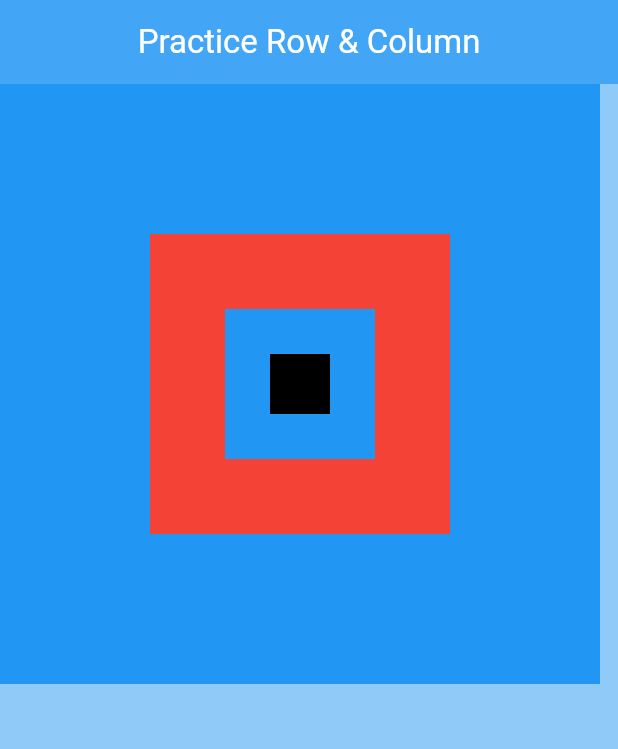
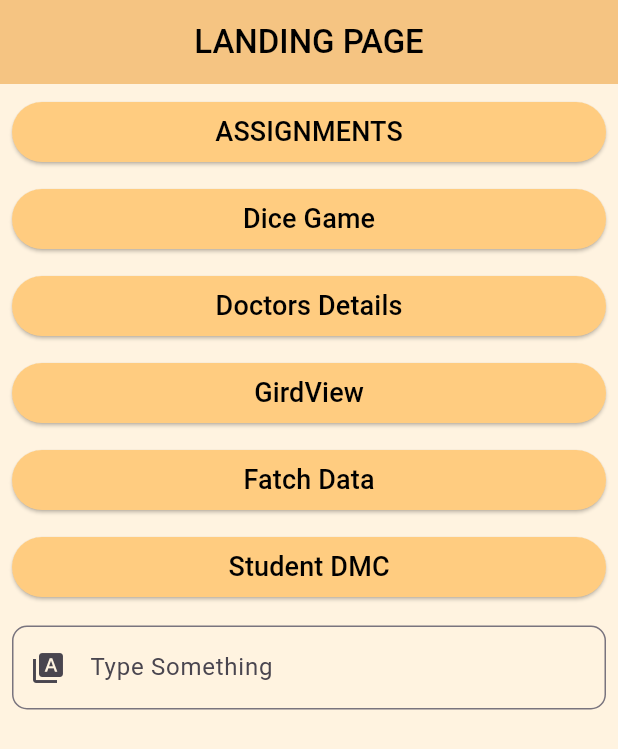
Before and after one commit to Muzzamy/flutter, a Flutter app: the screen it shows after launch, on a phone screen of 412 x 824 dp. Shown: the top 749 px of the screen. Run offline on Flutter 3.47's test engine with Material 3 defaults, Android fonts, the phone set to English and light mode, and no system bars; our stand-ins replace fluttertoast, gap, google_nav_bar.

Commit message:
Added ASSIGNMENTS, Dice Roller, images, and updated existing files

```diff
--- a/lib/main.dart
+++ b/lib/main.dart
@@ -3,8 +3,11 @@ import 'package:practice/buttons/buttons.dart';
 import 'package:practice/screens/assignments/card_with_help/card_help.dart';
 import 'package:practice/screens/assignments/card_with_widgets/card_widgets.dart';
 import 'package:practice/screens/assignments/profile_listview/profile_listview.dart';
+import 'package:practice/screens/assignments/switch_asssignment/switch_demo_assignmnet.dart';
+import 'package:practice/screens/dice_game/dice_game.dart';
 import 'package:practice/screens/girdview_gridview_buileder/gridview_gridview_builder.dart';
 import 'package:practice/screens/input_demo/input_demo.dart';
+import 'package:practice/screens/landing_page/landing_page.dart';
 import 'package:practice/screens/practice_with_uzair/practice_containar.dart';
 import 'package:practice/screens/practice_with_uzair/practice_row_and_column.dart';
 import 'package:practice/screens/practice_with_uzair/practice_uzair.dart';
@@ -22,7 +25,7 @@ class MyApp extends StatelessWidget {
   Widget build(BuildContext context) {
     return MaterialApp(
       debugShowCheckedModeBanner: false,
-      home: PracticeRowAndColumn()
+      home: LandingPage()
     );
   }
 }
--- /dev/null
+++ b/lib/screens/landing_page/landing_page.dart
@@ -0,0 +1,110 @@
+import 'package:flutter/material.dart';
+import 'package:gap/gap.dart';
+import 'package:practice/model/doctor.dart';
+import 'package:practice/screens/assignments/switch_asssignment/switch_demo_assignmnet.dart';
+import 'package:practice/screens/data-fatch_page/data_fatch_page.dart';
+import 'package:practice/screens/dice_game/dice_game.dart';
+import 'package:practice/screens/doctors_details/doctors_details.dart';
+import 'package:practice/screens/girdview_gridview_buileder/gridview_gridview_builder.dart';
+import 'package:practice/screens/student_dmc/student_dmc.dart';
+
+import '../listview_listview_builder/listview_listview_builder.dart';
+
+class LandingPage extends StatelessWidget {
+  LandingPage({super.key});
+
+  var tfC = TextEditingController();
+
+  @override
+  Widget build(BuildContext context) {
+    return Scaffold(
+      backgroundColor: const Color(0xFFFFF3E0), // Light orange background
+      appBar: AppBar(
+        backgroundColor: const Color(0xFFFFCC80), // Soft orange
+        elevation: 2,
+        title: const Center(
+          child: Text(
+            "LANDING PAGE",
+            style: TextStyle(color: Colors.black, fontWeight: FontWeight.w500),
+          ),
+        ),
+      ),
+      body: Padding(
+        padding: const EdgeInsets.all(8.0),
+        child: ListView(
+          children: [
+            ElevatedButton(onPressed: (){
+              Navigator.of(context).push(MaterialPageRoute(builder: (context){
+                return const SwitchDemoAssignmnet();
+              }));
+            }, child: Text("ASSIGNMENTS",style: TextStyle(fontSize: 18),),
+              style: ElevatedButton.styleFrom(
+                  backgroundColor: Color(0xFFFFCC80),
+                  foregroundColor: Colors.black),
+            ),
+            Gap(10),
+            ElevatedButton(onPressed: (){
+              Navigator.of(context).push(MaterialPageRoute(builder: (context){
+                return const DiceGame();
+              }));
+            }, child: Text("Dice Game",style: TextStyle(fontSize: 18)),
+                style: ElevatedButton.styleFrom(
+                    backgroundColor: Color(0xFFFFCC80),
+                    foregroundColor: Colors.black),
+            ),
+            Gap(10),
+            ElevatedButton(onPressed: (){
+              Navigator.of(context).push(MaterialPageRoute(builder: (context){
+                return ListviewListviewBuilder(); }));
+            }, child: Text("Doctors Details",style: TextStyle(fontSize: 18)),
+              style: ElevatedButton.styleFrom(
+                  backgroundColor: Color(0xFFFFCC80),
+                  foregroundColor: Colors.black),
+            ),
+            Gap(10),
+            ElevatedButton(onPressed: (){
+              Navigator.of(context).push(MaterialPageRoute(builder: (context){
+                return GridviewGridviewBuilder(); }));
+            }, child: Text("GirdView",style: TextStyle(fontSize: 18)),
+              style: ElevatedButton.styleFrom(
+                  backgroundColor: Color(0xFFFFCC80),
+                  foregroundColor: Colors.black),
+            ),
+            Gap(10),
+            ElevatedButton(onPressed: (){
+
+              String name = tfC.text;
+
+              Navigator.of(context).push(MaterialPageRoute(builder: (context){
+                return DataFatchPage(incoming: name,); }));
+            }, child: Text("Fatch Data",style: TextStyle(fontSize: 18)),
+              style: ElevatedButton.styleFrom(
+                  backgroundColor: Color(0xFFFFCC80),
+                  foregroundColor: Colors.black),
+            ),
+            Gap(10),
+            ElevatedButton(onPressed: (){
+              Navigator.of(context).push(MaterialPageRoute(builder: (context){
+                return StudentDmc(); }));
+            }, child: Text("Student DMC",style: TextStyle(fontSize: 18)),
+              style: ElevatedButton.styleFrom(
+                  backgroundColor: Color(0xFFFFCC80),
+                  foregroundColor: Colors.black),
+            ),
+            Gap(15),
+            TextField(
+              controller: tfC,
+              decoration: InputDecoration(
+                labelText: 'Type Something',
+                prefixIcon: Icon(Icons.type_specimen),
+                border: OutlineInputBorder(
+                  borderRadius: BorderRadius.circular(10.0),
+                ),
+              ),
+            ),
+          ],
+        ),
+      ),
+    );
+  }
+}
--- a/pubspec.yaml
+++ b/pubspec.yaml
@@ -36,6 +36,7 @@ dependencies:
   cupertino_icons: ^1.0.8
   google_nav_bar: ^5.0.7
   fluttertoast: ^8.2.12
+  gap: ^3.0.1
 
 dev_dependencies:
   flutter_test:
```
Also changed, not shown: lib/screens/assignments/switch_asssignment/switch_demo_assignmnet.dart (added, +69 -0 lines), lib/screens/data-fatch_page/data_fatch_page.dart (added, +38 -0 lines), lib/screens/dice_game/dice_game.dart (added, +100 -0 lines), lib/screens/student_dmc/custom_tf_for_dmc.dart (added, +31 -0 lines), lib/screens/student_dmc/student_dmc.dart (added, +160 -0 lines), images/1.png (added), images/2.png (added), images/3.png (added), images/4.png (added), images/5.png (added), images/6.png (added), lib/screens/dice_game/roll_dice.dart (added), pubspec.lock, 64 other files.
